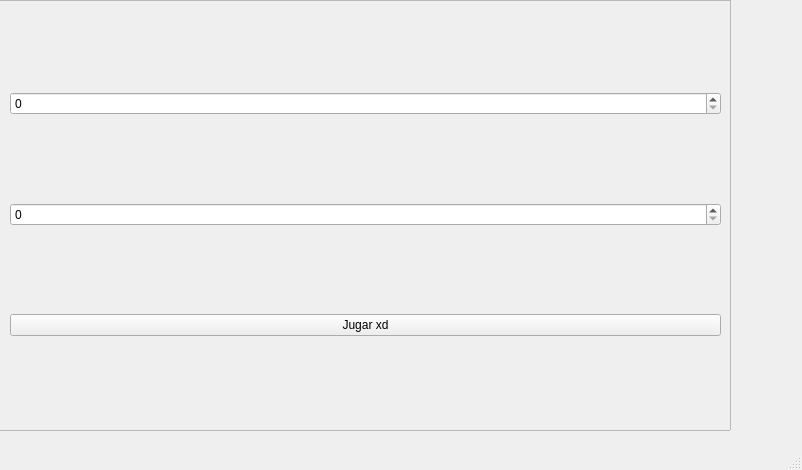
Qt form mainwindow.ui (aleledesma/trabajo-practico-2) before a commit.
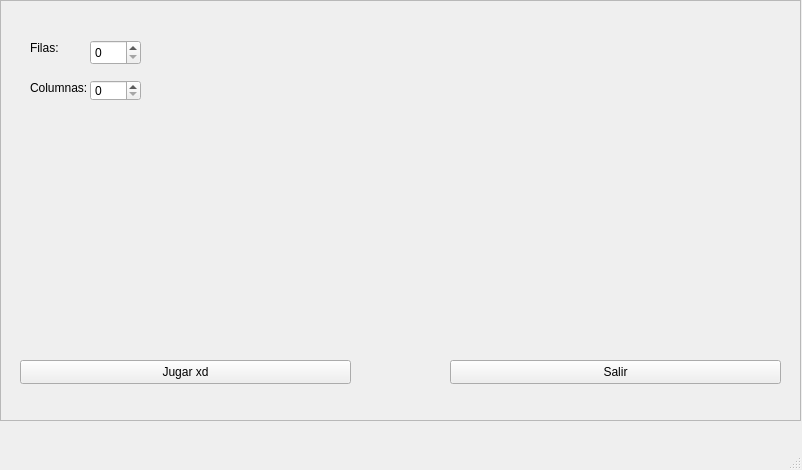
The same form after that commit.

Commit message: boton salir, matriz botones muestra tipo estacion

```diff
--- a/mainwindow.ui
+++ b/mainwindow.ui
@@ -17,10 +17,10 @@
    <widget class="QFrame" name="frameConfigScreen">
     <property name="geometry">
      <rect>
-      <x>-10</x>
+      <x>0</x>
       <y>0</y>
-      <width>741</width>
-      <height>431</height>
+      <width>801</width>
+      <height>421</height>
      </rect>
     </property>
     <property name="frameShape">
@@ -29,30 +29,77 @@
     <property name="frameShadow">
      <enum>QFrame::Raised</enum>
     </property>
-    <widget class="QWidget" name="verticalLayoutWidget">
+    <widget class="QPushButton" name="pushButton">
      <property name="geometry">
       <rect>
        <x>20</x>
-       <y>10</y>
-       <width>711</width>
-       <height>411</height>
+       <y>360</y>
+       <width>331</width>
+       <height>24</height>
       </rect>
      </property>
-     <layout class="QVBoxLayout" name="verticalLayout">
-      <item>
-       <widget class="QSpinBox" name="spinBox"/>
-      </item>
-      <item>
-       <widget class="QSpinBox" name="spinBox_2"/>
-      </item>
-      <item>
-       <widget class="QPushButton" name="pushButton">
-        <property name="text">
-         <string>Jugar xd</string>
-        </property>
-       </widget>
-      </item>
-     </layout>
+     <property name="text">
+      <string>Jugar xd</string>
+     </property>
+    </widget>
+    <widget class="QSpinBox" name="spinBox_2">
+     <property name="geometry">
+      <rect>
+       <x>90</x>
+       <y>80</y>
+       <width>51</width>
+       <height>21</height>
+      </rect>
+     </property>
+    </widget>
+    <widget class="QSpinBox" name="spinBox">
+     <property name="geometry">
+      <rect>
+       <x>90</x>
+       <y>40</y>
+       <width>51</width>
+       <height>25</height>
+      </rect>
+     </property>
+    </widget>
+    <widget class="QLabel" name="label">
+     <property name="geometry">
+      <rect>
+       <x>30</x>
+       <y>40</y>
+       <width>49</width>
+       <height>16</height>
+      </rect>
+     </property>
+     <property name="text">
+      <string>Filas:</string>
+     </property>
+    </widget>
+    <widget class="QLabel" name="label_2">
+     <property name="geometry">
+      <rect>
+       <x>30</x>
+       <y>80</y>
+       <width>61</width>
+       <height>16</height>
+      </rect>
+     </property>
+     <property name="text">
+      <string>Columnas:</string>
+     </property>
+    </widget>
+    <widget class="QPushButton" name="pushButton_2">
+     <property name="geometry">
+      <rect>
+       <x>450</x>
+       <y>360</y>
+       <width>331</width>
+       <height>24</height>
+      </rect>
+     </property>
+     <property name="text">
+      <string>Salir</string>
+     </property>
     </widget>
    </widget>
   </widget>
```
Left out of the diff: 21 changed lines with no effect on the pictures. The commit also changes 9 other files.
